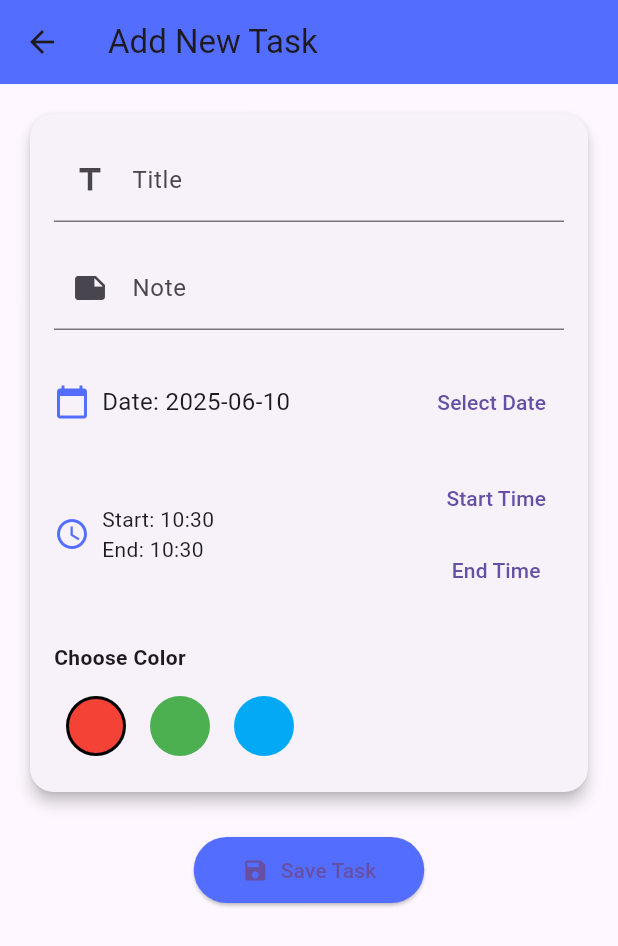
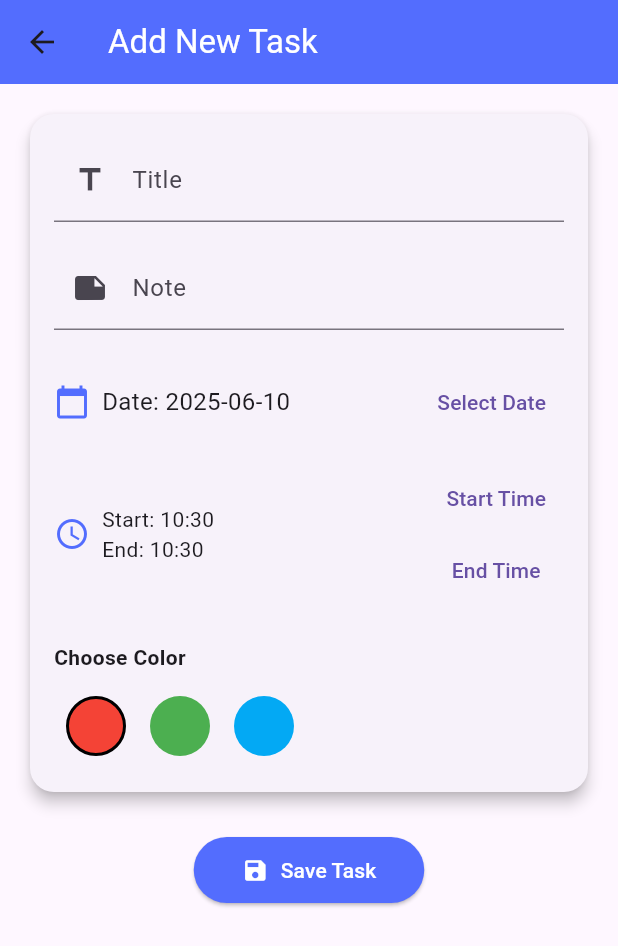
Before and after one commit to sathirapramudith123/Todo-list-Application, a Flutter app: the screen it shows after launch, after a tap on "Add Task", on a phone screen of 412 x 824 dp. Shown: the top 946 px of the screen. Run offline on Flutter 3.47's test engine with Material 3 defaults, Android fonts, the light colour scheme and no system bars.

Commit message:
system update a page
home, add new task and update a task page

```diff
--- a/lib/screens/add_task_page.dart
+++ b/lib/screens/add_task_page.dart
@@ -25,7 +25,7 @@ class _AddTaskPageState extends State<AddTaskPage> {
   Widget build(BuildContext context) {
     return Scaffold(
       appBar: AppBar(
-        title: Text("Add New Task"),
+        title: Text("Add New Task", style: TextStyle(color: Colors.white)),
         backgroundColor: Colors.indigoAccent,
         elevation: 0,
       ),
@@ -156,8 +156,8 @@ class _AddTaskPageState extends State<AddTaskPage> {
                 );
                 Navigator.pop(context, newTask);
               },
-              icon: Icon(Icons.save),
-              label: Text("Save Task"),
+              icon: Icon(Icons.save, color: Colors.white),
+              label: Text("Save Task", style: TextStyle(color: Colors.white)),
               style: ElevatedButton.styleFrom(
                 padding: EdgeInsets.symmetric(horizontal: 32, vertical: 12),
                 backgroundColor: Colors.indigoAccent,
--- a/lib/screens/home_page.dart
+++ b/lib/screens/home_page.dart
@@ -27,7 +27,11 @@ class _HomePageState extends State<HomePage> {
       appBar: AppBar(
         title: Text(
           "To-Do List",
-          style: TextStyle(fontWeight: FontWeight.bold),
+          style: TextStyle(
+            fontWeight: FontWeight.bold,
+            color: Colors.white,
+            fontSize: 24,
+          ),
         ),
         backgroundColor: Colors.indigoAccent,
         elevation: 0,
@@ -108,8 +112,8 @@ class _HomePageState extends State<HomePage> {
           );
           if (task != null) setState(() => tasks.add(task));
         },
-        label: Text("Add Task"),
-        icon: Icon(Icons.add),
+        label: Text("Add Task", style: TextStyle(color: Colors.white)),
+        icon: Icon(Icons.add, color: Colors.white),
         backgroundColor: Colors.indigoAccent,
       ),
     );
--- a/lib/screens/update_task_page.dart
+++ b/lib/screens/update_task_page.dart
@@ -40,7 +40,7 @@ class _UpdateTaskPageState extends State<UpdateTaskPage> {
   Widget build(BuildContext context) {
     return Scaffold(
       appBar: AppBar(
-        title: Text("Update Task"),
+        title: Text("Update Task", style: TextStyle(color: Colors.white)),
         backgroundColor: Colors.indigoAccent,
         elevation: 0,
       ),
@@ -171,8 +171,8 @@ class _UpdateTaskPageState extends State<UpdateTaskPage> {
                 );
                 Navigator.pop(context, updatedTask);
               },
-              icon: Icon(Icons.save),
-              label: Text("Update Task"),
+              icon: Icon(Icons.save, color: Colors.white),
+              label: Text("Update Task", style: TextStyle(color: Colors.white)),
               style: ElevatedButton.styleFrom(
                 padding: EdgeInsets.symmetric(horizontal: 32, vertical: 12),
                 backgroundColor: Colors.indigoAccent,
```
